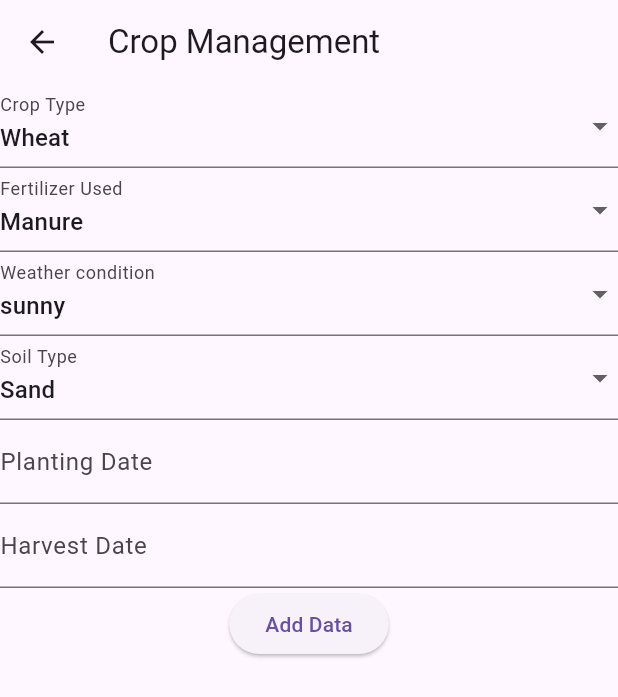
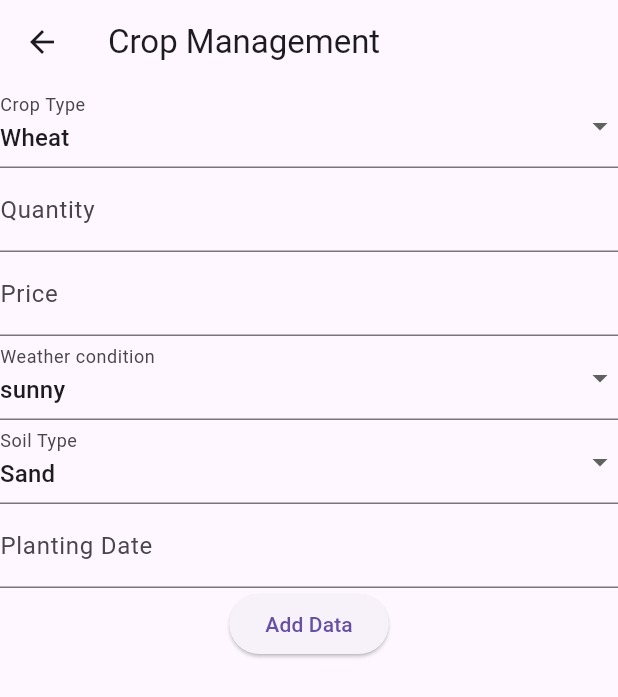
Before and after one commit to HamzaRasheed26/FarmMaster, a Flutter app: the CropManagementScreen screen opened directly, on a phone screen of 412 x 824 dp. Shown: the top 697 px of the screen. Run offline on Flutter 3.47's test engine with Material 3 defaults, Android fonts, the phone set to English and light mode, and no system bars; network calls fail.

Commit message:
Sell crop at marketplace: Farmer Feature

```diff
--- a/finalproject/lib/config.dart
+++ b/finalproject/lib/config.dart
@@ -4,3 +4,7 @@ final login = url+'login';
 final addcrop=url+'crop/create';
 final viewcrop= url+'api/crops';
 final deletecrop=url;
+final addsellCrop= url+'sellcrop/create';
+final getsellcrop=url+'sellcrop/get/';
+final getAllsellcrops=url+'sellcrops';
+final delsellcrops=url+'sellcrop/del/';
--- a/finalproject/lib/cropManagement.dart
+++ b/finalproject/lib/cropManagement.dart
@@ -7,8 +7,8 @@ class Crop {
   String? id;
   String? cropType;
   DateTime? plantDate;
-  DateTime? harvestDate;
-  String? fertilizerUsed;
+  double? Quantity;
+  double? price;
   String? weatherCondition;
   String? soilType;
 
@@ -16,8 +16,8 @@ class Crop {
     this.id,
     this.cropType,
     this.plantDate,
-    this.harvestDate,
-    this.fertilizerUsed,
+    this.Quantity,
+    this.price,
     this.weatherCondition,
     this.soilType,
   });
@@ -27,8 +27,8 @@ class Crop {
       id: map['id'] as String?,
       cropType: map['cropType'] as String?,
       plantDate: map['plantDate'] != null ? DateTime.parse(map['plantDate'] as String) : null,
-      harvestDate: map['harvestDate'] != null ? DateTime.parse(map['harvestDate'] as String) : null,
-      fertilizerUsed: map['fertilizerUsed'] as String?,
+      Quantity: map['Quantity'] as double?,
+      price: map['price'] as double?,
       weatherCondition: map['weatherCondition'] as String?,
       soilType: map['SoilType'] as String?,
     );
@@ -44,28 +44,29 @@ class _CropManagementScreenState extends State<CropManagementScreen> {
   int selectedCropIndex = -1;
   List<Crop> crops = [];
   String _selectedCropType = 'Wheat';
-  String _selectedFertilizer = 'Manure';
   String _selectedWeather = 'sunny';
   String _selectedSoilType = 'Sand';
   final TextEditingController _plantDateController = TextEditingController();
-  final TextEditingController _harvestDateController = TextEditingController();
+  final TextEditingController _quantityController = TextEditingController();
+  final TextEditingController _priceController = TextEditingController();
   bool _isNotValid = false;
 
   @override
   void dispose() {
     _plantDateController.dispose();
-    _harvestDateController.dispose();
+    _quantityController.dispose();
+    _priceController.dispose();
     super.dispose();
   }
 
   void AddCrop() async {
     if (_plantDateController.text.isNotEmpty &&
-        _harvestDateController.text.isNotEmpty) {
+        _quantityController.text.isNotEmpty && _priceController.text.isNotEmpty) {
       var reqBody = {
         "cropType": _selectedCropType,
         "plantDate": _plantDateController.text,
-        "harvestDate": _harvestDateController.text,
-        "fertilizerUsed": _selectedFertilizer,
+        "Quantity": _quantityController.text,
+        "price": _priceController.text,
         "weatherCondition": _selectedWeather,
         "SoilType": _selectedSoilType,
       };
@@ -189,8 +190,8 @@ class _CropManagementScreenState extends State<CropManagementScreen> {
       var updatedCropData = {
         "cropType": _selectedCropType,
         "plantDate": _plantDateController.text,
-        "harvestDate": _harvestDateController.text,
-        "fertilizerUsed": _selectedFertilizer,
+        "Quantity": _quantityController.text,
+        "price": _priceController.text,
         "weatherCondition": _selectedWeather,
         "SoilType": _selectedSoilType,
         // Add other fields as needed
@@ -237,7 +238,7 @@ class _CropManagementScreenState extends State<CropManagementScreen> {
                 'Soy',
                 'Barley',
                 'Rice',
-                'Type 5',
+                'Oat',
               ].map((type) {
                 return DropdownMenuItem<String>(
                   value: type,
@@ -252,17 +253,15 @@ class _CropManagementScreenState extends State<CropManagementScreen> {
               decoration: InputDecoration(labelText: 'Crop Type'),
             ),
 
-            DropdownButtonFormField<String>(
-              value:_selectedFertilizer,
-              items: ['Manure', 'Nitrogen', 'Potassium', 'Peat', 'Potash']
-                  .map((type) => DropdownMenuItem<String>(child: Text(type), value: type))
-                  .toList(),
-              onChanged: (value) {
-                setState(() {
-                 _selectedFertilizer= value!;
-                });
-              },
-              decoration: InputDecoration(labelText: 'Fertilizer Used'),
+            TextFormField(
+              controller: _quantityController,
+              decoration: InputDecoration(labelText: 'Quantity'),
+              keyboardType: TextInputType.number,
+            ),
+            TextFormField(
+                controller: _priceController,
+                decoration: InputDecoration(labelText: 'Price'),
+                keyboardType: TextInputType.number,
             ),
             DropdownButtonFormField<String>(
               value:_selectedWeather,
@@ -306,31 +305,13 @@ class _CropManagementScreenState extends State<CropManagementScreen> {
               },
               decoration: InputDecoration(labelText: 'Planting Date'),
             ),
-            TextFormField(
-              controller: _harvestDateController,
-              readOnly: true,
-              onTap: () async {
-                final selectedDate = await showDatePicker(
-                  context: context,
-                  initialDate: DateTime.now(),
-                  firstDate: DateTime(2000),
-                  lastDate: DateTime(2050),
-                );
-                if (selectedDate != null) {
-                  setState(() {
-                    _harvestDateController.text = selectedDate.toString();
-
-                  });
-                }
-              },
-              decoration: InputDecoration(labelText: 'Harvest Date'),
-            ),
             // Other dropdowns for Fertilizer, Weather Condition, Soil Type...
 
             ElevatedButton(
               onPressed: () {
                 setState(() {
                  AddCrop();
+                 fetchCrops();
                 });
               },
               child: Text('Add Data'),
@@ -360,13 +341,13 @@ class _CropManagementScreenState extends State<CropManagementScreen> {
                                   'Plant Date: ${crops[index].plantDate?.toString() ?? ''}',
                                 ),
                                 Text(
-              'Harvest Date: ${crops[index].harvestDate?.toString() ?? ''}',
+                                  'Quantity: ${crops[index].Quantity?.toString() ?? ''}',
                                 ),
                                 Text(
-              'Fertilizer Used : ${crops[index].fertilizerUsed?.toString() ?? ''}',
+                                  'Price: ${crops[index].price?.toString() ?? ''}',
                                 ),
                                 Text(
-              'weather: ${crops[index].weatherCondition?.toString() ?? ''}',
+                                  'Weather: ${crops[index].weatherCondition?.toString() ?? ''}',
                                 ),
                                 Text(
                                   'Soil Type: ${crops[index].soilType?.toString() ?? ''}',
@@ -380,8 +361,8 @@ class _CropManagementScreenState extends State<CropManagementScreen> {
                       selectedCropIndex = index; // Set the selected index
             // Assign the selected crop details to the input fields for editing
                        _selectedCropType = crops[index].cropType ?? '';
-                       _selectedFertilizer = crops[index].fertilizerUsed ?? '';
-                       _harvestDateController.text=crops[index].harvestDate?.toString() ?? '';
+                       _priceController.text = crops[index].price.toString() ?? '';
+                       _quantityController.text=crops[index].Quantity?.toString() ?? '';
                        _plantDateController.text=crops[index].plantDate?.toString() ?? '';
                        _selectedWeather=crops[index].weatherCondition?.toString() ?? '';
                        _selectedSoilType=crops[index].soilType?.toString() ?? '';
@@ -391,7 +372,6 @@ class _CropManagementScreenState extends State<CropManagementScreen> {
                 ),
                 ElevatedButton(
                   onPressed: () {
-                    print(crops[index].id.toString());
                     deleteCrop(crops[index].id.toString());
                   },
                   child: Text('Delete'),
```
Also changed, not shown: finalproject/lib/Farmermenu.dart (+5 -2 lines), finalproject/lib/SellAtMarket.dart (added, +254 -0 lines), finalproject/lib/ViewSell.dart (added, +146 -0 lines). Lines whose indentation alone changed are shown as unchanged.
